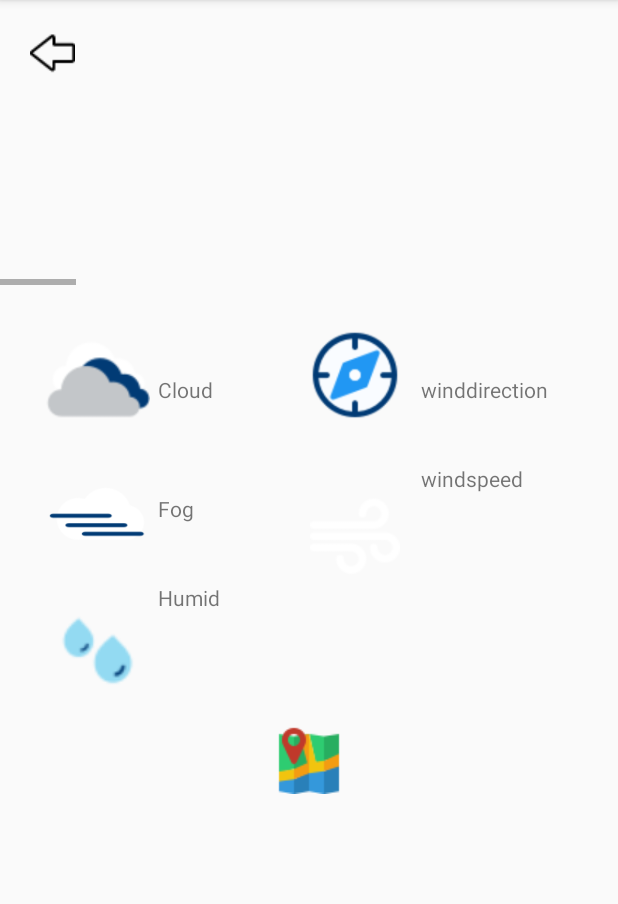
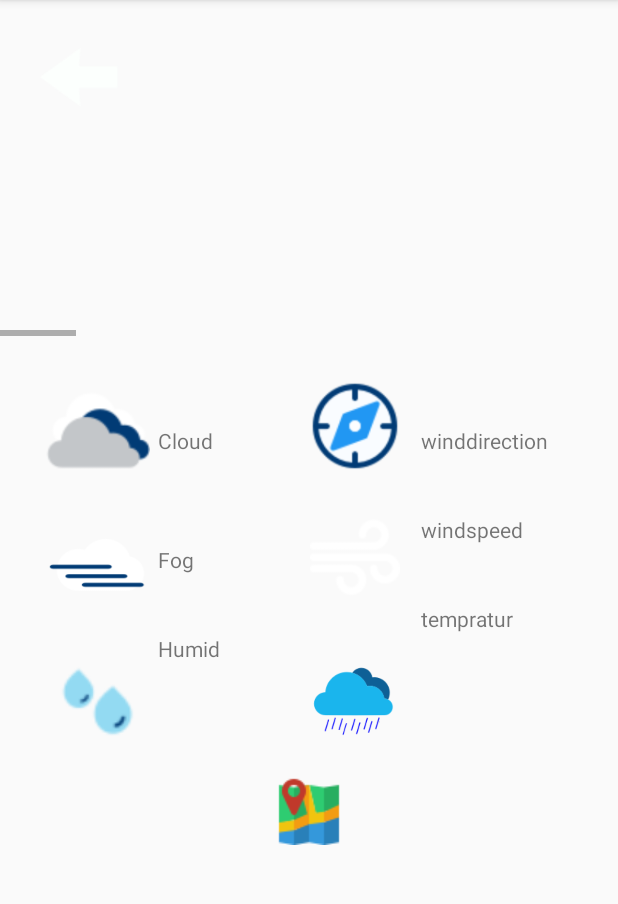
Before and after one commit to hibabubba/OceanAwareness, an Android app: the Activity_Location screen opened directly, with no data from a screen before it, on a phone screen of 412 x 824 dp, the part 84-988 px from its top. Run offline under Robolectric (Android 15) with nearby library versions, the phone set to English and light mode, and no system bars.

Commit message:
Satt inn logoer til havaktivitet (utenom ice presence) og endret bakgrunn.

```diff
--- a/app/src/main/java/com/example/prosjekt/Activity_Ocean.kt
+++ b/app/src/main/java/com/example/prosjekt/Activity_Ocean.kt
@@ -49,10 +49,10 @@ class Activity_Ocean : AppCompatActivity() {
         val  longitude  = intent.getDoubleExtra("longi", 2000.00)
         //SEtte lokasjon til activiteten
         location = findViewById(R.id.location)
-        location.text = "LOKASJON: \n" + "Latitude = "+ latitude + "\n Longitude = "+ longitude
+        location.text = "KOORDINATER: \n" + "Latitude = "+ latitude + "\nLongitude = "+ longitude
         //SEtte bakgrunn
         var bakgrunn: ImageView = findViewById(R.id.bakgrunn)
-            bakgrunn.setImageResource(R.drawable.ocean)
+            bakgrunn.setImageResource(R.drawable.dagbakgrunn)
             bakgrunn.setAdjustViewBounds(true);
             bakgrunn.setScaleType(ImageView.ScaleType.FIT_XY)
 
--- a/app/src/main/res/layout/activity__location.xml
+++ b/app/src/main/res/layout/activity__location.xml
@@ -10,7 +10,8 @@
     <ImageView
         android:layout_width="match_parent"
         android:layout_height="match_parent"
-        android:id="@+id/Bakgrunn"/>
+        android:id="@+id/Bakgrunn"
+        android:contentDescription="@string/skjermbakgrunn" />
     <LinearLayout
         android:layout_width="match_parent"
         android:layout_height="match_parent"
@@ -23,7 +24,8 @@
             android:background="@null"
             android:layout_marginTop="20dp"
             android:layout_marginStart="20dp"
-            app:srcCompat="@drawable/arrow" />
+            app:srcCompat="@drawable/arrow"
+            android:contentDescription="@string/tilbakeknapp" />
 
         <RelativeLayout
             android:id="@+id/relativ"
@@ -56,7 +58,7 @@
 
 
                 <LinearLayout
-                    android:layout_width="match_parent"
+                    android:layout_width="wrap_content"
                     android:layout_height="wrap_content"
                     android:orientation="horizontal">
 
@@ -359,8 +361,16 @@
                     android:layout_width="60dp"
                     android:layout_height="60dp"
                     android:layout_marginStart="15dp"
-                    android:layout_marginTop="50dp"
+                    android:layout_marginTop="30dp"
                     app:srcCompat="@drawable/vindstyrke" />
+
+                <ImageView
+                    android:id="@+id/imageView8"
+                    android:layout_width="60dp"
+                    android:layout_height="60dp"
+                    android:layout_marginStart="15dp"
+                    android:layout_marginTop="35dp"
+                    app:srcCompat="@drawable/regn" />
 
 
             </LinearLayout>
@@ -368,7 +378,7 @@
             <LinearLayout
                 android:id="@+id/andretext"
                 android:layout_width="110dp"
-                android:layout_height="200dp"
+                android:layout_height="250dp"
                 android:orientation="vertical">
 
                 <TextView
@@ -387,6 +397,14 @@
                     android:layout_marginTop="40dp"
                     android:text="windspeed" />
 
+                <TextView
+                    android:id="@+id/temperature"
+                    android:layout_width="wrap_content"
+                    android:layout_height="wrap_content"
+                    android:layout_marginStart="0dp"
+                    android:layout_marginTop="40dp"
+                    android:text="tempratur" />
+
 
             </LinearLayout>
         </LinearLayout>
--- a/app/src/main/res/values/strings.xml
+++ b/app/src/main/res/values/strings.xml
@@ -1,4 +1,6 @@
 <resources>
     <string name="app_name">Prosjekt</string>
     <string name="mapbox_access_token">pk.eyJ1IjoiaGliYWJlIiwiYSI6ImNrOHVkcWQ5eDAxZWIzanFxbHpxZzhxbXcifQ.5LZQ6tZnTbUXugtbSTRG7A</string>
+    <string name="skjermbakgrunn">Skjermbakgrunn</string>
+    <string name="tilbakeknapp">tilbakeknapp</string>
 </resources>
```
Also changed, not shown: app/src/main/res/layout/activity__ocean.xml (+31 -26 lines), app/src/main/res/drawable/arrow.png, app/src/main/res/drawable/bolgehoyde.png (added), app/src/main/res/drawable/bolgeretning.png (added), app/src/main/res/drawable/fog.png (deleted), app/src/main/res/drawable/stromfart.png (added), app/src/main/res/drawable/stromretning.png (added), app/src/main/res/drawable/temperatur.png, app/src/main/res/drawable/winddirection.png (deleted), app/src/main/res/drawable/windspeed.png (deleted).
